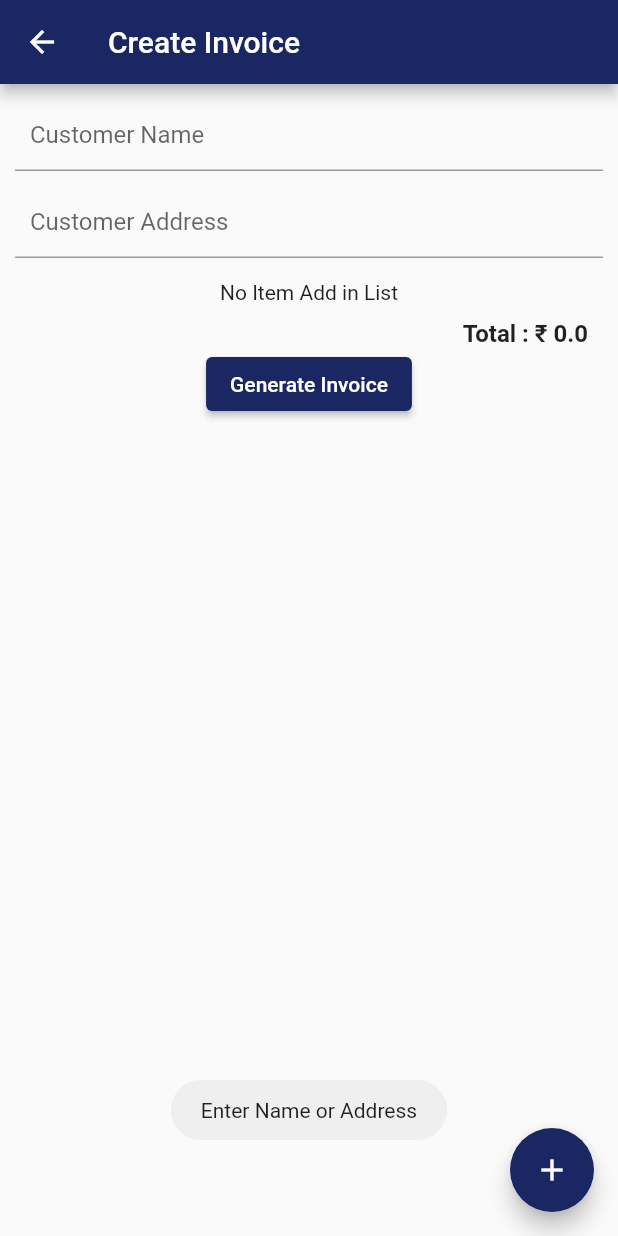
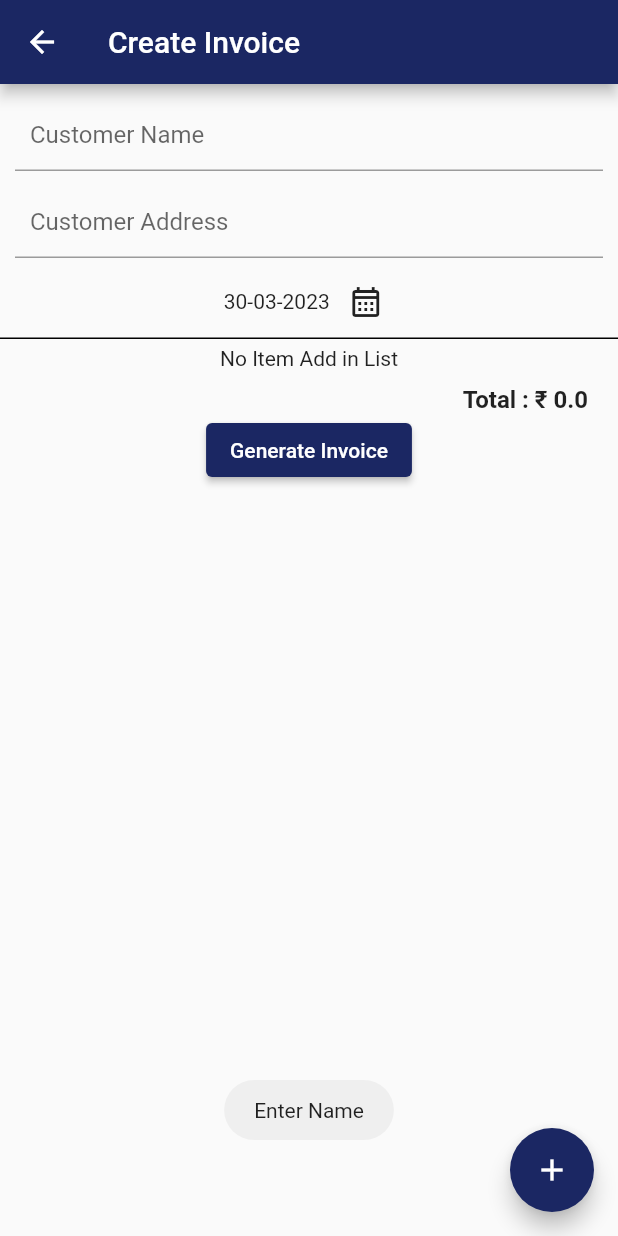
Before and after one commit to khanoor/invoice-generator, a Flutter app: the CreateInvoice screen opened directly with empty values, after a tap on "Generate Invoice", on a phone screen of 412 x 824 dp. Run offline on Flutter 3.47's test engine with Material 2 defaults, Android fonts, the phone set to English and light mode, and no system bars; our stand-ins replace fluttertoast, hive, hive_flutter, open_file, pdf; accounts and stored records are empty.

Commit message:
date picker add

```diff
--- a/lib/screen/invoice_create.dart
+++ b/lib/screen/invoice_create.dart
@@ -39,6 +39,23 @@ class CreateInvoiceState extends State<CreateInvoice> {
             builder: (context) => InvoiceDetails(item_key: widget.key_value)));
   }
 
+  String currentDate = DateFormat("dd-MM-yyyy").format(DateTime.now());
+  Future<void> PickDate(BuildContext context) async {
+    final DateTime? date = await showDatePicker(
+        context: context,
+        initialDate: DateTime.now(),
+        firstDate: DateTime.now().subtract(const Duration(days: 365 * 4)),
+        lastDate: DateTime.now().add(const Duration(days: 90)),
+        builder: (context, child) {
+          return Theme(data: Theme.of(context).copyWith(), child: child!);
+        });
+    if (date != null) {
+      setState(() {
+        currentDate = DateFormat("dd-MM-yyyy").format(date);
+      });
+    }
+  }
+
   TextEditingController customer_name = TextEditingController();
   TextEditingController customer_address = TextEditingController();
 
@@ -74,7 +91,7 @@ class CreateInvoiceState extends State<CreateInvoice> {
               ),
               Padding(
                 padding:
-                    EdgeInsets.only(left: 10, top: 10, right: 10, bottom: 15),
+                    EdgeInsets.only(left: 10, top: 10, right: 10, bottom: 5),
                 child: TextField(
                   controller: customer_address,
                   decoration: InputDecoration(
@@ -82,6 +99,24 @@ class CreateInvoiceState extends State<CreateInvoice> {
                       contentPadding: EdgeInsets.fromLTRB(10, 0, 10, 0)),
                 ),
               ),
+              Row(
+                mainAxisAlignment: MainAxisAlignment.center,
+                children: [
+                  SizedBox(width: 5),
+                  Text("$currentDate"),
+                  IconButton(
+                      onPressed: () {
+                        PickDate(context);
+                      },
+                      icon: Icon(Icons.calendar_month_outlined)),
+                ],
+              ),
+              Divider(
+                height: 1,
+                thickness: 1,
+                color: Colors.black,
+              ),
+              SizedBox(height: 5),
               FittedBox(
                 child: ItemList.isEmpty
                     ? Center(
@@ -186,13 +221,13 @@ class CreateInvoiceState extends State<CreateInvoice> {
               ),
               ElevatedButton(
                   onPressed: () {
-                    if (customer_name.text != "" &&
-                        customer_address.text != "") {
+                    if (customer_name.text != "") {
                       AddItem(
                         {
                           'name': customer_name.text,
-                          'date': DateFormat('dd-MM-yy').format(DateTime.now()),
-                          'time': DateFormat('HH:mm:ss').format(DateTime.now()),
+                          'date': currentDate,
+                          //     DateFormat('dd-MM-yyyy').format(DateTime.now()),
+                          // 'time': DateFormat('HH:mm:ss').format(DateTime.now()),
                           'address': customer_address.text,
                           'items': ItemList,
                           'total': Total_Amount,
@@ -201,7 +236,7 @@ class CreateInvoiceState extends State<CreateInvoice> {
                       print(customer_name.text);
                       print(customer_address.text);
                     } else {
-                      Fluttertoast.showToast(msg: "Enter Name or Address");
+                      Fluttertoast.showToast(msg: "Enter Name");
                     }
                   },
                   child: Text("Generate Invoice"))
@@ -269,9 +304,7 @@ class CreateInvoiceState extends State<CreateInvoice> {
                   ),
                   ElevatedButton(
                       onPressed: () {
-                        if (item_name.text != "" &&
-
-                            item_price.text != "") {
+                        if (item_name.text != "" && item_price.text != "") {
                           setState(() {
                             Map<String, String> data = {
                               'item_price': item_price.text,
@@ -283,7 +316,7 @@ class CreateInvoiceState extends State<CreateInvoice> {
                             ItemList.add(data);
                             Total_Amount = Total_Amount +
                                 double.parse(
-                                    "${ double.parse(item_price.text)}");
+                                    "${double.parse(item_price.text)}");
                             print(ItemList);
                             Navigator.pop(context);
                           });
```
Also changed, not shown: lib/screen/home.dart (+4 -4 lines), lib/screen/invoice/pdf_invoice_api.dart (+6 -2 lines), lib/screen/invoice_details.dart (+17 -0 lines), images/11.jpg (deleted), images/top.jpeg (added).
